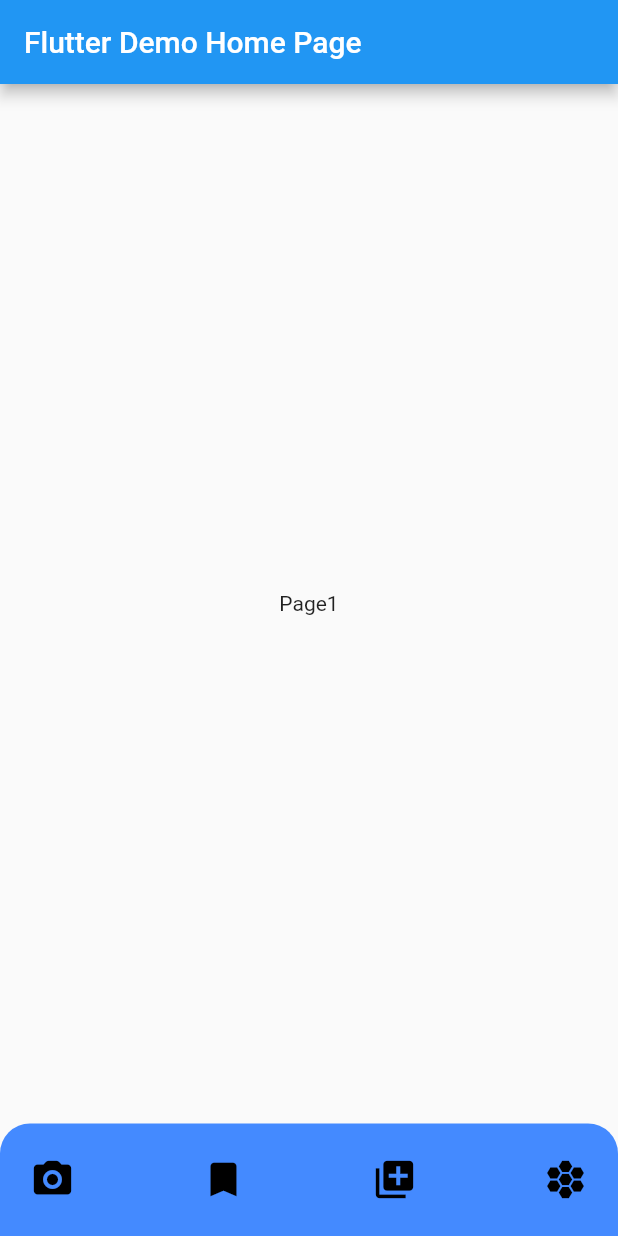
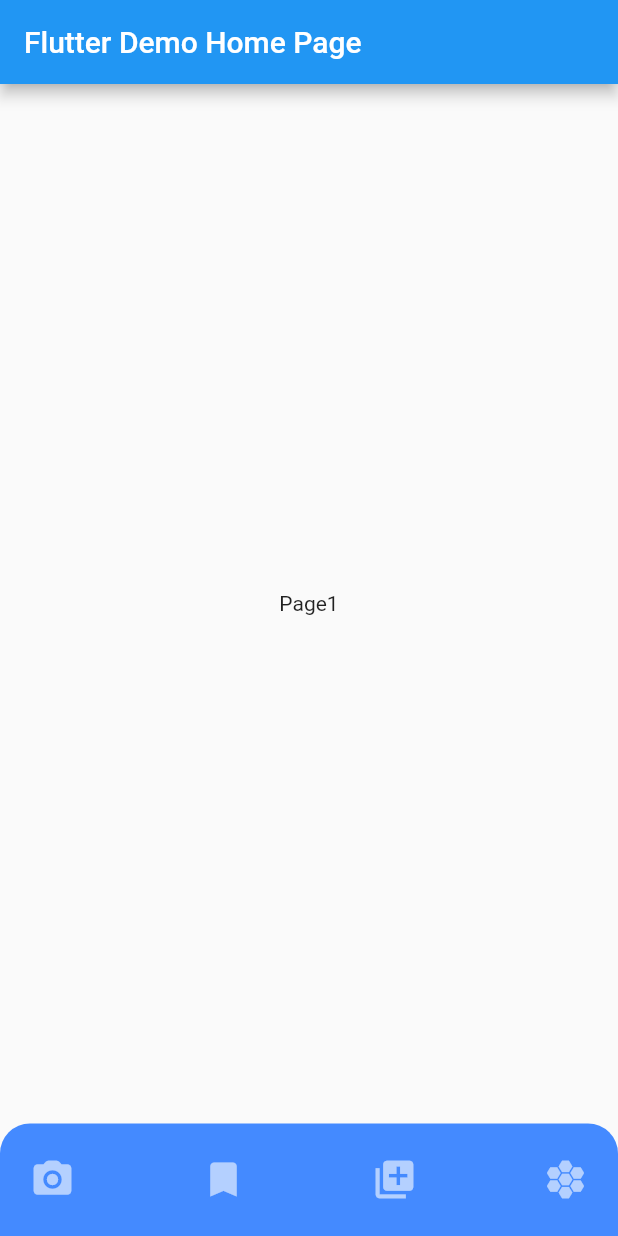
Before and after one commit to Sajad-Ghorbani/animated_bottom_navigation, a Flutter app: the screen it shows after launch, on a phone screen of 412 x 824 dp. Run offline on Flutter 3.47's test engine with Material 2 defaults, Android fonts, the phone set to English and light mode, and no system bars.

Commit message:
edit projects

```diff
--- a/example/lib/main.dart
+++ b/example/lib/main.dart
@@ -59,6 +59,8 @@ class _MyHomePageState extends State<MyHomePage> {
           TabItem(
             icon: const Icon(Icons.hive_sharp),
             haveChildren: false,
+            activeColor: Colors.white,
+            inActiveColor: Colors.white60,
             children: [
               const Icon(Icons.call),
               const Icon(Icons.photo_rounded),
@@ -68,6 +70,8 @@ class _MyHomePageState extends State<MyHomePage> {
           TabItem(
             icon: const Icon(Icons.library_add),
             haveChildren: true,
+            activeColor: Colors.white,
+            inActiveColor: Colors.white60,
             children: [
               const Icon(Icons.add_a_photo),
               const Icon(Icons.get_app),
@@ -76,10 +80,14 @@ class _MyHomePageState extends State<MyHomePage> {
           ),
           TabItem(
             icon: const Icon(Icons.bookmark),
+            activeColor: Colors.white,
+            inActiveColor: Colors.white60,
           ),
           TabItem(
             icon: const Icon(Icons.camera_alt_rounded),
             haveChildren: true,
+            activeColor: Colors.white,
+            inActiveColor: Colors.white60,
             children: [
               const Icon(Icons.timer_10_select_rounded),
               const Icon(Icons.phone_iphone_rounded),
```
Also changed, not shown: media/animated_bottom_navigation.gif, 1 other file.
